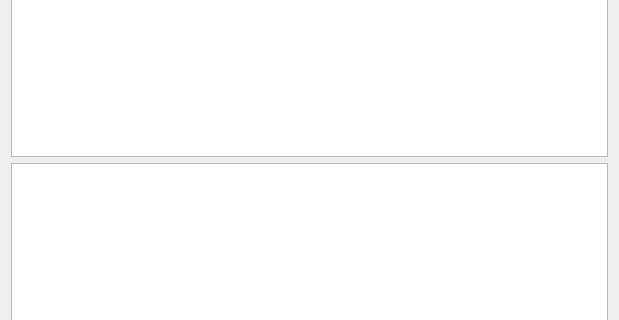
Qt form Code/Tools/Libs/GuiFoundation/Widgets/CVarWidget.ui (ezEngine/ezEngine) before a commit; both pictures show x 0 to 619 and y 124 to 444 of the 619 by 568 pixel window.
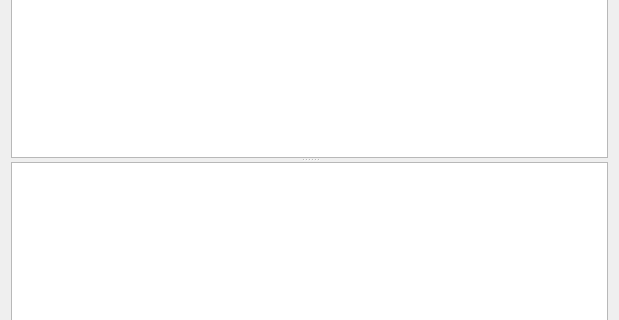
The same form after that commit. Custom widgets are drawn as their Qt base class.

The edit to the form file:
```diff
--- a/Code/Tools/Libs/GuiFoundation/Widgets/CVarWidget.ui
+++ b/Code/Tools/Libs/GuiFoundation/Widgets/CVarWidget.ui
@@ -13,6 +13,13 @@
   <property name="windowTitle">
    <string/>
   </property>
+  <layout class="QHBoxLayout" name="horizontalLayout">
+   <item>
+    <widget class="QSplitter" name="splitter">
+     <property name="orientation">
+      <enum>Qt::Vertical</enum>
+     </property>
+     <widget class="QWidget" name="">
   <layout class="QVBoxLayout" name="verticalLayout">
    <item>
     <widget class="ezQtSearchWidget" name="SearchWidget" native="true"/>
@@ -30,6 +37,10 @@
      </property>
     </widget>
    </item>
+      </layout>
+     </widget>
+     <widget class="QWidget" name="">
+      <layout class="QVBoxLayout" name="verticalLayout_2">
    <item>
     <widget class="QTextEdit" name="ConsoleOutput">
      <property name="undoRedoEnabled">
@@ -45,6 +56,10 @@
    </item>
    <item>
     <widget class="ezQtSearchWidget" name="ConsoleInput" native="true"/>
+       </item>
+      </layout>
+     </widget>
+    </widget>
    </item>
   </layout>
  </widget>
```
Lines whose indentation alone changed are shown as unchanged.
